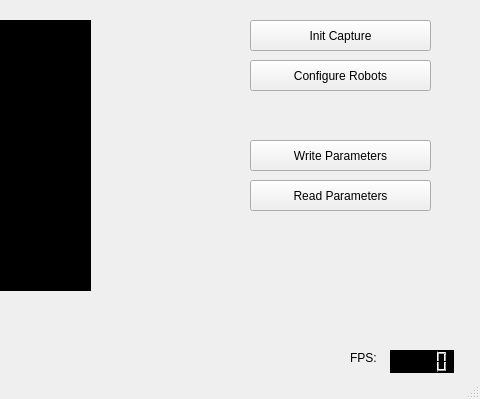
Old version of the form setparameters.ui in the repository mateus558/RinoBot-System; both pictures show x 320 to 800 and y 0 to 399 of the 800 by 399 pixel window.
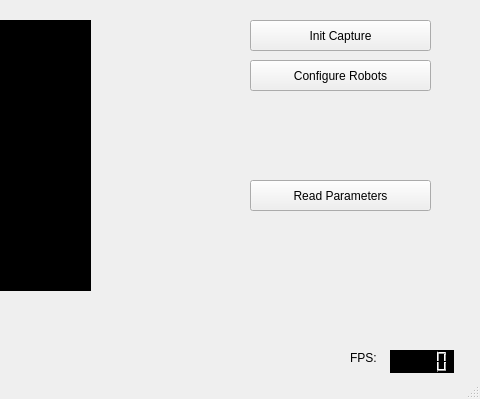
New version of the form.

Commit message: Read parameters implemented

Diff of the .ui file:
```diff
--- a/setparameters.ui
+++ b/setparameters.ui
@@ -69,20 +69,7 @@
      <string>FPS:</string>
     </property>
    </widget>
-   <widget class="QPushButton" name="pushButton_3">
-    <property name="geometry">
-     <rect>
-      <x>570</x>
-      <y>140</y>
-      <width>181</width>
-      <height>31</height>
-     </rect>
-    </property>
-    <property name="text">
-     <string>Write Parameters</string>
-    </property>
-   </widget>
-   <widget class="QPushButton" name="pushButton_4">
+   <widget class="QPushButton" name="readParameters">
     <property name="geometry">
      <rect>
       <x>570</x>
```
Left out of the diff: 10 changed lines with no effect on the pictures. The commit also changes 8 other files.
